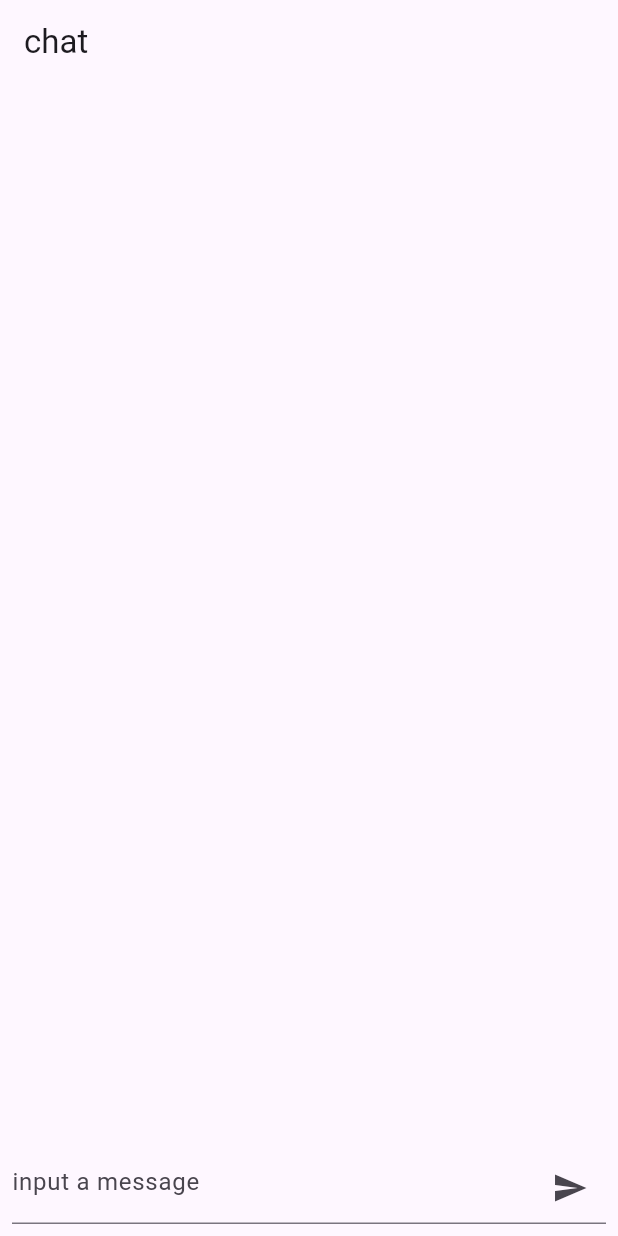
After one commit to C1oudust/FChat, a Flutter app: the screen it shows after launch, on a phone screen of 412 x 824 dp. The commit adds this screen. Run offline on Flutter 3.47's test engine with Material 2 defaults, Android fonts, the phone set to English and light mode, and no system bars; our stand-ins replace envied, hooks_riverpod, logger; missing offline and left inert: openai_api; generated files the repository leaves out were written again.

Commit message:
feat: 使用stream api控制返回数据

```diff
--- a/lib/injection.dart
+++ b/lib/injection.dart
@@ -1,5 +1,7 @@
 import 'package:flutter/foundation.dart';
 import 'package:flutter_chatgpt_app/services/chatgpt.dart';
 import 'package:logger/logger.dart';
+import 'package:uuid/uuid.dart';
 final chatgpt = ChatGPTService();
 final logger = Logger(level: kDebugMode ? Level.verbose : Level.info);
+const uuid = Uuid();
--- a/lib/models/message.dart
+++ b/lib/models/message.dart
@@ -1,9 +1,10 @@
 class Message {
+  final String id;
   final String content;
   final bool isUser;
   final DateTime timestamp;
 
-  Message({required this.content, required this.isUser, required this.timestamp});
+  Message({required this.id, required this.content, required this.isUser, required this.timestamp});
 
   Map<String, dynamic> toJson() => {
         'content': content,
@@ -12,8 +13,12 @@ class Message {
       };
 
   factory Message.fromJson(Map<String, dynamic> json) => Message(
+        id: json['id'],
         content: json['content'],
         isUser: json['isUser'],
         timestamp: DateTime.parse(json['timestamp']),
       );
+
+  Message copyWith({String? content, bool? isUser, DateTime? timestamp}) =>
+      Message(id: id, content: content ?? this.content, isUser: isUser ?? this.isUser, timestamp: timestamp ?? this.timestamp);
 }
--- /dev/null
+++ b/lib/widgets/chat_message_list.dart
@@ -0,0 +1,24 @@
+
+import 'package:flutter/material.dart';
+import 'package:flutter_chatgpt_app/states/message.dart';
+import 'package:flutter_chatgpt_app/widgets/message_item.dart';
+import 'package:hooks_riverpod/hooks_riverpod.dart';
+
+class ChatMessageList extends HookConsumerWidget {
+  const ChatMessageList({super.key});
+
+  @override
+  Widget build(BuildContext context,WidgetRef ref){
+    final messages = ref.watch(messageProvider);
+    return ListView.separated(
+        itemBuilder: (context, index) {
+          return MessageItem(
+            message: messages[index],
+          );
+        },
+        separatorBuilder: (context, index) => const Divider(
+          height: 16,
+        ),
+        itemCount: messages.length);
+  }
+}
--- a/lib/widgets/chat_screen.dart
+++ b/lib/widgets/chat_screen.dart
@@ -3,7 +3,7 @@ import 'package:flutter_chatgpt_app/models/message.dart';
 import 'package:flutter_chatgpt_app/injection.dart';
 import 'package:flutter_chatgpt_app/states/chat_ui.dart';
 import 'package:flutter_chatgpt_app/states/message.dart';
-import 'package:flutter_chatgpt_app/widgets/message_item.dart';
+import 'package:flutter_chatgpt_app/widgets/chat_message_list.dart';
 import 'package:hooks_riverpod/hooks_riverpod.dart';
 
 class ChatScreen extends HookConsumerWidget {
@@ -12,10 +12,15 @@ class ChatScreen extends HookConsumerWidget {
   _requestChatGPT(WidgetRef ref, String content) async {
     ref.read(chatUiProvider.notifier).setRequestLoading(true);
     try {
-      final res = await chatgpt.sendChat(content);
-      final text = res.choices.first.message?.content ?? "";
-      final message = Message(content: text, isUser: false, timestamp: DateTime.now());
-      ref.read(messageProvider.notifier).addMessage(message);
+      // final res = await chatgpt.sendChat(content);
+      // final text = res.choices.first.message?.content ?? "";
+      // final message = Message(id: uuid.v4(), content: text, isUser: false, timestamp: DateTime.now());
+      // ref.read(messageProvider.notifier).addMessage(message);
+      final id = uuid.v4();
+      await chatgpt.streamChat(content,onSuccess: (text){
+        final message = Message(id: id,content: text,timestamp:  DateTime.now(), isUser: false);
+        ref.read(messageProvider.notifier).upsertMessage(message);
+      });
     } catch (err) {
       logger.e("request chatgpt error: $err", err);
     } finally {
@@ -24,16 +29,14 @@ class ChatScreen extends HookConsumerWidget {
   }
 
   _sendMessage(WidgetRef ref, String content) {
-    final message = Message(content: content, isUser: true, timestamp: DateTime.now());
-    ref.read(messageProvider.notifier).addMessage(message);
+    final message = Message(id: uuid.v4(), content: content, isUser: true, timestamp: DateTime.now());
+    ref.read(messageProvider.notifier).upsertMessage(message);
     _textController.clear();
-
     _requestChatGPT(ref, content);
   }
 
   @override
   Widget build(BuildContext context, WidgetRef ref) {
-    final messages = ref.watch(messageProvider);
     final chatUIState = ref.watch(chatUiProvider);
     return Scaffold(
       appBar: AppBar(
@@ -43,17 +46,8 @@ class ChatScreen extends HookConsumerWidget {
         padding: const EdgeInsets.all(8.0),
         child: Column(
           children: [
-            Expanded(
-              child: ListView.separated(
-                  itemBuilder: (context, index) {
-                    return MessageItem(
-                      message: messages[index],
-                    );
-                  },
-                  separatorBuilder: (context, index) => const Divider(
-                        height: 16,
-                      ),
-                  itemCount: messages.length),
+            const Expanded(
+              child: ChatMessageList()
             ),
             TextField(
               controller: _textController,
--- a/pubspec.yaml
+++ b/pubspec.yaml
@@ -39,6 +39,7 @@ dependencies:
   openai_api: ^0.0.5
   envied: ^0.3.0+3
   logger: ^1.3.0
+  uuid: ^3.0.7
 
 dev_dependencies:
   flutter_test:
```
Also changed, not shown: lib/services/chatgpt.dart (+13 -0 lines), lib/states/message.dart (+11 -0 lines), pubspec.lock. Lines whose indentation alone changed are shown as unchanged.
